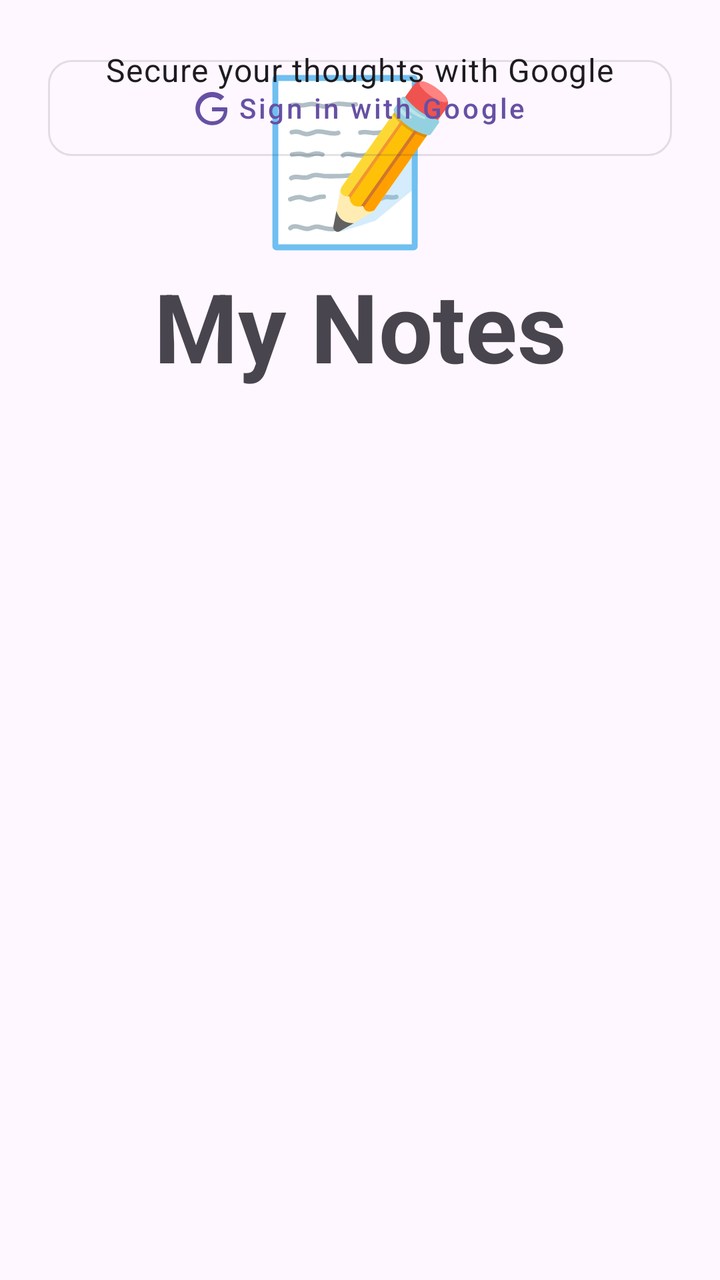
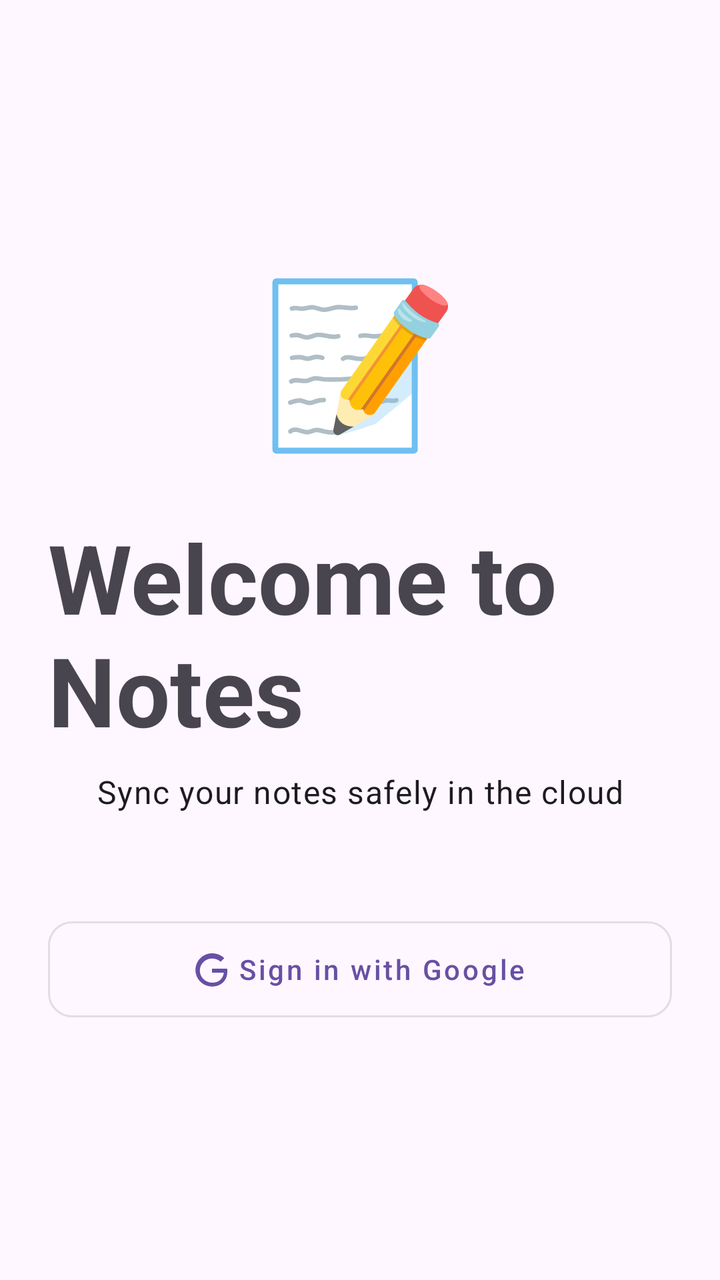

Before-and-after screenshots of an Android layout around one commit, followed by the original layout XML and the change that was made.
<!-- AndroidManifest.xml: application theme Theme.ToDoApp -->
<!-- res/layout/fragment_login.xml -->
<?xml version="1.0" encoding="utf-8"?>
<androidx.constraintlayout.widget.ConstraintLayout xmlns:android="http://schemas.android.com/apk/res/android"
    xmlns:app="http://schemas.android.com/apk/res-auto"
    xmlns:tools="http://schemas.android.com/tools"
    android:layout_width="match_parent"
    android:layout_height="match_parent"
    android:padding="24dp"
    android:id="@+id/loginRoot">

    <TextView
        android:id="@+id/tvLogo"
        android:layout_width="wrap_content"
        android:layout_height="wrap_content"
        android:text="📝"
        android:textSize="80sp"
        app:layout_constraintBottom_toTopOf="@+id/tvAppTitle"
        app:layout_constraintEnd_toEndOf="parent"
        app:layout_constraintStart_toStartOf="parent"
        app:layout_constraintTop_toTopOf="parent"
        app:layout_constraintVertical_chainStyle="packed" />

    <TextView
        android:id="@+id/tvAppTitle"
        android:layout_width="wrap_content"
        android:layout_height="wrap_content"
        android:layout_marginTop="24dp"
        android:text="My Notes"
        android:textAppearance="?attr/textAppearanceHeadline3"
        android:textStyle="bold"
        app:layout_constraintBottom_toTopOf="@+id/tvAppDesc"
        app:layout_constraintEnd_toEndOf="parent"
        app:layout_constraintStart_toStartOf="parent"
        app:layout_constraintTop_toBottomOf="@+id/lottieAnimation" />

    <TextView
        android:id="@+id/tvAppDesc"
        android:layout_width="wrap_content"
        android:layout_height="wrap_content"
        android:layout_marginTop="8dp"
        android:text="Secure your thoughts with Google"
        android:textAppearance="?attr/textAppearanceBody1"
        app:layout_constraintBottom_toTopOf="@+id/btnGoogleSignIn"
        app:layout_constraintEnd_toEndOf="parent"
        app:layout_constraintStart_toStartOf="parent"
        app:layout_constraintTop_toBottomOf="@+id/tvAppTitle" />

    <com.google.android.material.button.MaterialButton
        android:id="@+id/btnGoogleSignIn"
        style="@style/Widget.MaterialComponents.Button.OutlinedButton"
        android:layout_width="match_parent"
        android:layout_height="60dp"
        android:layout_marginTop="48dp"
        android:text="Sign in with Google"
        android:textAllCaps="false"
        app:icon="@drawable/ic_google"
        app:iconGravity="textStart"
        app:cornerRadius="12dp"
        app:layout_constraintBottom_toBottomOf="parent"
        app:layout_constraintEnd_toEndOf="parent"
        app:layout_constraintStart_toStartOf="parent"
        app:layout_constraintTop_toBottomOf="@+id/tvAppDesc" />

    <ProgressBar
        android:id="@+id/progressBar"
        android:layout_width="wrap_content"
        android:layout_height="wrap_content"
        android:visibility="gone"
        app:layout_constraintBottom_toBottomOf="parent"
        app:layout_constraintEnd_toEndOf="parent"
        app:layout_constraintStart_toStartOf="parent"
        app:layout_constraintTop_toTopOf="parent" />

</androidx.constraintlayout.widget.ConstraintLayout>
<!-- resources referenced by this layout -->
<resources>
  <!-- drawable ic_google (drawable) -->
  <vector xmlns:android="http://schemas.android.com/apk/res/android"
      xmlns:aapt="http://schemas.android.com/aapt"
      android:width="24dp"
      android:height="24dp"
      android:viewportWidth="24"
      android:viewportHeight="24">
      <path
          android:fillColor="#EA4335"
          android:pathData="M12.48,10.92v3.28h7.84c-0.24,1.84 -0.9,3.34 -2.06,4.5c-1.16,1.16 -2.66,2.16 -5.78,2.16c-4.44,0 -8.14,-3.6 -8.14,-8.04c0,-4.44 3.7,-8.04 8.14,-8.04c2.5,0 4.38,1 5.76,2.2l2.42,-2.42c-2.08,-2 -4.84,-3.24 -8.18,-3.24c-6.1,0 -11.06,4.96 -11.06,11.06c0,6.1 4.96,11.06 11.06,11.06c3.28,0 5.76,-1.08 7.64,-3.06c1.94,-1.94 2.56,-4.68 2.56,-7.12c0,-0.6 -0.04,-1.14 -0.14,-1.66h-10.08z"/>
  </vector>
  <style name="Theme.ToDoApp" parent="Base.Theme.ToDoApp" />
  <style name="Base.Theme.ToDoApp" parent="Theme.Material3.DayNight.NoActionBar">
          
          
      </style>
</resources>

<!-- the commit's change to res/layout/fragment_login.xml (unified diff, before → after) -->
@@ -24,20 +24,20 @@
         android:layout_width="wrap_content"
         android:layout_height="wrap_content"
         android:layout_marginTop="24dp"
-        android:text="My Notes"
+        android:text="@string/login_welcome"
         android:textAppearance="?attr/textAppearanceHeadline3"
         android:textStyle="bold"
         app:layout_constraintBottom_toTopOf="@+id/tvAppDesc"
         app:layout_constraintEnd_toEndOf="parent"
         app:layout_constraintStart_toStartOf="parent"
-        app:layout_constraintTop_toBottomOf="@+id/lottieAnimation" />
+        app:layout_constraintTop_toBottomOf="@+id/tvLogo" />
 
     <TextView
         android:id="@+id/tvAppDesc"
         android:layout_width="wrap_content"
         android:layout_height="wrap_content"
         android:layout_marginTop="8dp"
-        android:text="Secure your thoughts with Google"
+        android:text="@string/login_subtitle"
         android:textAppearance="?attr/textAppearanceBody1"
         app:layout_constraintBottom_toTopOf="@+id/btnGoogleSignIn"
         app:layout_constraintEnd_toEndOf="parent"
@@ -50,7 +50,7 @@
         android:layout_width="match_parent"
         android:layout_height="60dp"
         android:layout_marginTop="48dp"
-        android:text="Sign in with Google"
+        android:text="@string/google_sign_in"
         android:textAllCaps="false"
         app:icon="@drawable/ic_google"
         app:iconGravity="textStart"
<!-- resource entries referenced after the edit -->
@@ -11,6 +11,9 @@
           android:fillColor="#EA4335"
           android:pathData="M12.48,10.92v3.28h7.84c-0.24,1.84 -0.9,3.34 -2.06,4.5c-1.16,1.16 -2.66,2.16 -5.78,2.16c-4.44,0 -8.14,-3.6 -8.14,-8.04c0,-4.44 3.7,-8.04 8.14,-8.04c2.5,0 4.38,1 5.76,2.2l2.42,-2.42c-2.08,-2 -4.84,-3.24 -8.18,-3.24c-6.1,0 -11.06,4.96 -11.06,11.06c0,6.1 4.96,11.06 11.06,11.06c3.28,0 5.76,-1.08 7.64,-3.06c1.94,-1.94 2.56,-4.68 2.56,-7.12c0,-0.6 -0.04,-1.14 -0.14,-1.66h-10.08z"/>
   </vector>
+  <string name="google_sign_in">Sign in with Google</string>
+  <string name="login_subtitle">Sync your notes safely in the cloud</string>
+  <string name="login_welcome">Welcome to Notes</string>
   <style name="Theme.ToDoApp" parent="Base.Theme.ToDoApp" />
   <style name="Base.Theme.ToDoApp" parent="Theme.Material3.DayNight.NoActionBar">
           
